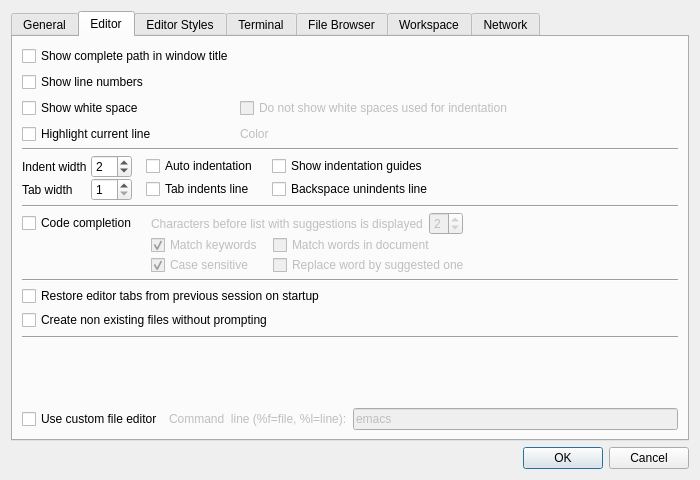
The window that libgui/src/settings-dialog.ui (ctaggart/octave) describes before a commit, drawn with Qt 5.
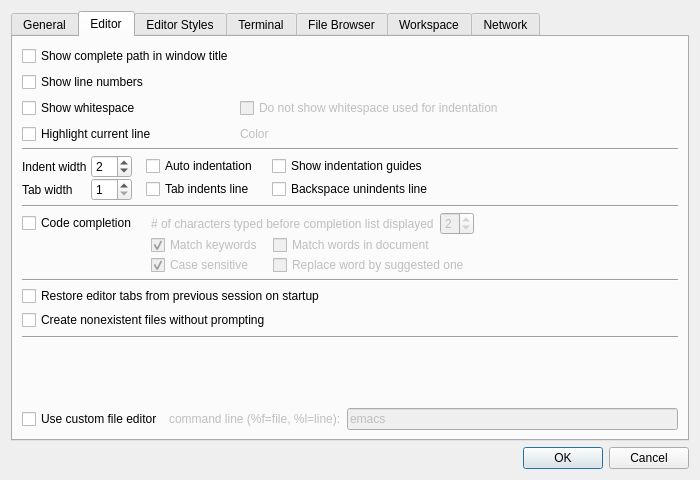
The same window after the commit. The open tabs and pages were chosen to show the change.

Commit message:
Tweak GUI strings for conformity.
* libgui/src/files-dock-widget.cc, libgui/src/history-dock-widget.cc:
Use "Double-click" instead of "Doubleclick".

* libgui/src/m-editor/file-editor.cc: Capitalize breakpoint in menu items.

* libgui/src/main-window.cc: Consistently capitalize first letter of all words
in menus.

* libgui/src/settings-dialog.ui: Capitalize only first letter of options in
preferences dialog.

* libgui/src/welcome-wizard.cc: Rephrase wizard screen.

What changed in the file:
```diff
--- a/libgui/src/settings-dialog.ui
+++ b/libgui/src/settings-dialog.ui
@@ -208,7 +208,7 @@
            <item row="2" column="0">
             <widget class="QCheckBox" name="editor_ws_checkbox">
              <property name="text">
-              <string>Show white space</string>
+              <string>Show whitespace</string>
              </property>
             </widget>
            </item>
@@ -235,7 +235,7 @@
               <bool>false</bool>
              </property>
              <property name="text">
-              <string>Do not show white spaces used for indentation</string>
+              <string>Do not show whitespace used for indentation</string>
              </property>
             </widget>
            </item>
@@ -525,7 +525,7 @@
                 <bool>false</bool>
                </property>
                <property name="text">
-                <string>Characters before list with suggestions is displayed</string>
+                <string># of characters typed before completion list displayed</string>
                </property>
               </widget>
              </item>
@@ -719,7 +719,7 @@
               </sizepolicy>
              </property>
              <property name="text">
-              <string>Create non existing files without prompting</string>
+              <string>Create nonexistent files without prompting</string>
              </property>
             </widget>
            </item>
@@ -776,7 +776,7 @@
               <bool>false</bool>
              </property>
              <property name="text">
-              <string>Command  line (%f=file, %l=line):</string>
+              <string>command line (%f=file, %l=line):</string>
              </property>
             </widget>
            </item>
```
Left out of the diff: 8 changed lines with no effect on the pictures. The commit also changes 5 other files.
